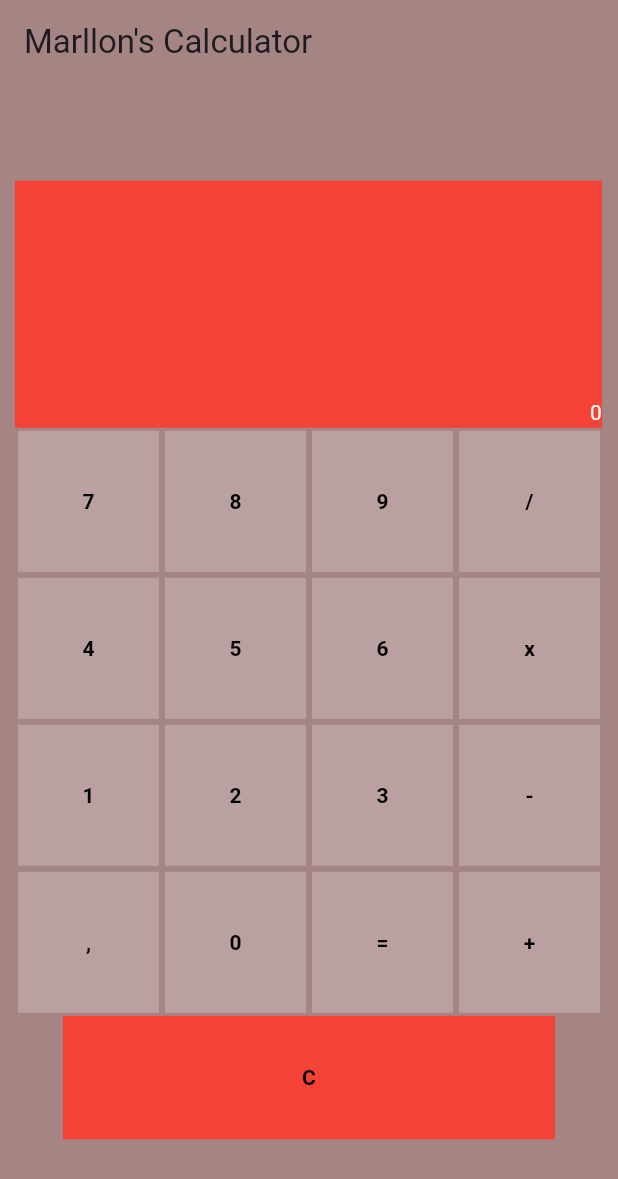
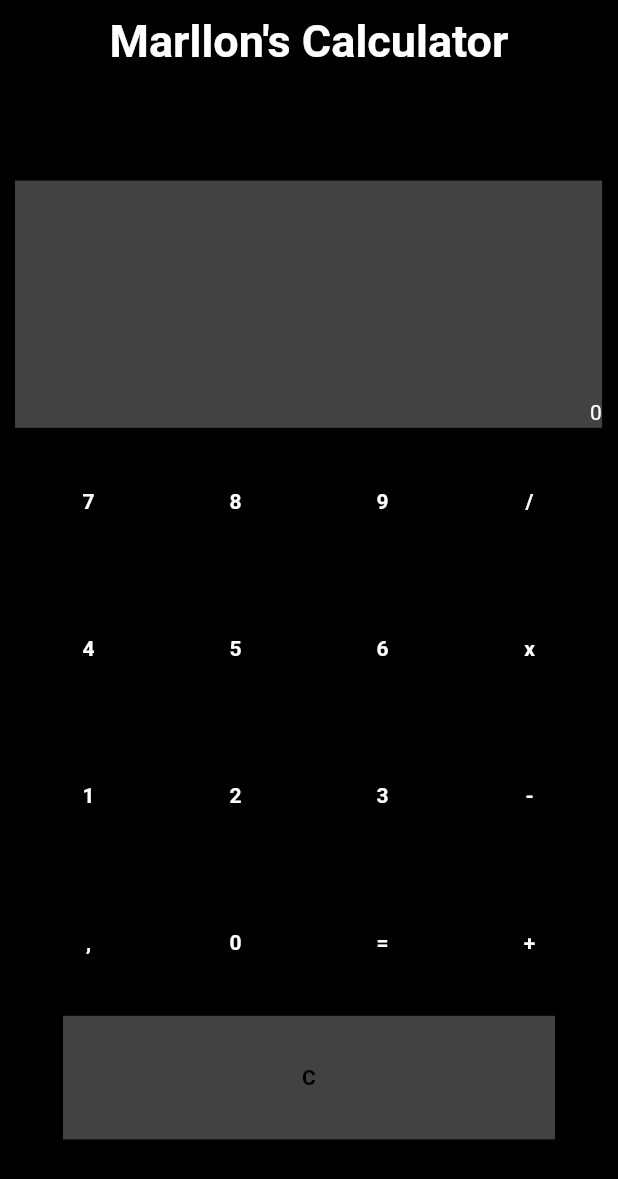
Before and after one commit to marllonDev/calculator_app, a Flutter app: the screen it shows after launch, on a phone screen of 412 x 824 dp. Shown: the top 1179 px of the screen. Run offline on Flutter 3.47's test engine with Material 3 defaults, Android fonts, the phone set to English and light mode, and no system bars.

Commit message:
Mudando layout

```diff
--- a/lib/widgets/home_page.dart
+++ b/lib/widgets/home_page.dart
@@ -1,5 +1,4 @@
 import 'package:flutter/material.dart';
-import 'package:flutter/widgets.dart';
 
 class MyHomePage extends StatefulWidget {
   const MyHomePage({super.key, required this.title});
@@ -40,10 +39,19 @@ class _MyHomePageState extends State<MyHomePage> {
   @override
   Widget build(BuildContext context) {
     return Scaffold(
-      backgroundColor: const Color.fromARGB(255, 165, 132, 132),
+      backgroundColor: Colors.black,
       appBar: AppBar(
-        title: Text(widget.title), //pegando o nome do titulo
-        backgroundColor: const Color.fromARGB(255, 165, 132, 132),
+        title: Center(
+          child: Text(
+            widget.title, //pegando o nome do titulo
+            style: const TextStyle(
+              color: Colors.white,
+              fontWeight: FontWeight.bold,
+              fontSize: 30,
+            ),
+          ),
+        ),
+        backgroundColor: Colors.black,
       ),
       body: Padding(
         padding: const EdgeInsets.all(10),
@@ -55,7 +63,7 @@ class _MyHomePageState extends State<MyHomePage> {
                 Container(
                   width: MediaQuery.sizeOf(context).width * 0.95,
                   height: MediaQuery.sizeOf(context).height * 0.2,
-                  color: Colors.red,
+                  color: Colors.grey[800],
                   child: Align(
                     alignment: Alignment.bottomRight,
                     child: Text(
@@ -84,14 +92,23 @@ class _MyHomePageState extends State<MyHomePage> {
                       child: Container(
                         width: MediaQuery.sizeOf(context).width * 0.23,
                         height: MediaQuery.sizeOf(context).height * 0.23,
-                        color: const Color.fromARGB(255, 186, 160, 160),
+                        decoration: BoxDecoration(
+                          color: Colors.transparent,
+                          borderRadius: const BorderRadius.all(
+                            Radius.circular(50),
+                          ),
+                          border: Border.all(
+                            color: Colors.black,
+                            width: 3,
+                          ),
+                        ),
                         child: Align(
                           alignment: Alignment.center,
                           child: Text(
                             buttons[index],
                             style: const TextStyle(
                               fontWeight: FontWeight.bold,
-                              color: Colors.black,
+                              color: Colors.white,
                             ),
                           ),
                         ),
@@ -111,7 +128,7 @@ class _MyHomePageState extends State<MyHomePage> {
                   child: Container(
                     width: MediaQuery.sizeOf(context).width,
                     height: MediaQuery.sizeOf(context).height * 0.1,
-                    color: Colors.red,
+                    color: Colors.grey[800],
                     child: const Align(
                       alignment: Alignment.center,
                       child: Text(
```
